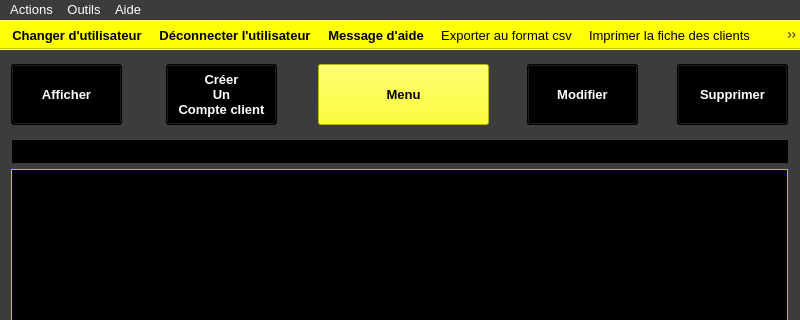
Old version of the form ui/yeroth-erp-clients-window.ui in the repository xnoumbissinoundou/yeroth-erp-3.0; both pictures show x 0 to 800 and y 0 to 320 of the 800 by 600 pixel window.
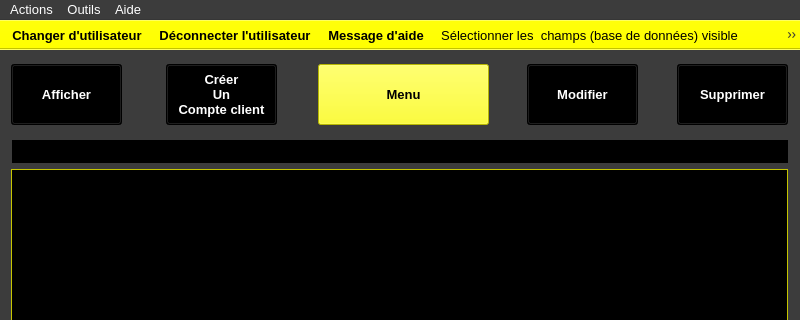
New version of the form. Icons and pictures are not drawn. Custom widgets are drawn as their Qt base class.

```diff
--- a/ui/yeroth-erp-clients-window.ui
+++ b/ui/yeroth-erp-clients-window.ui
@@ -11498,6 +11498,8 @@
    <addaction name="actionChanger_utilisateur"/>
    <addaction name="actionDeconnecter_utilisateur"/>
    <addaction name="actionAppeler_aide"/>
+   <addaction name="actionChampsDBVisible"/>
+   <addaction name="actionReinitialiserChampsDBVisible"/>
    <addaction name="actionExporter_au_format_csv"/>
    <addaction name="actionAfficherPDF"/>
    <addaction name="actionAlertes"/>
```
Left out of the diff: 10 changed lines with no effect on the pictures.
